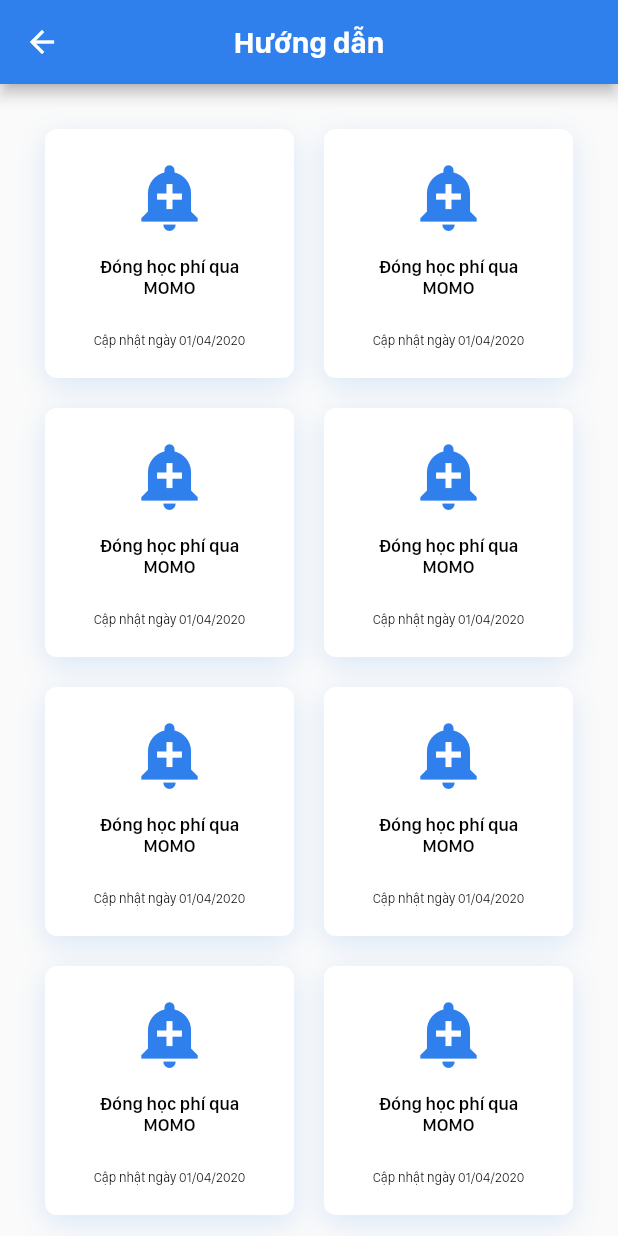
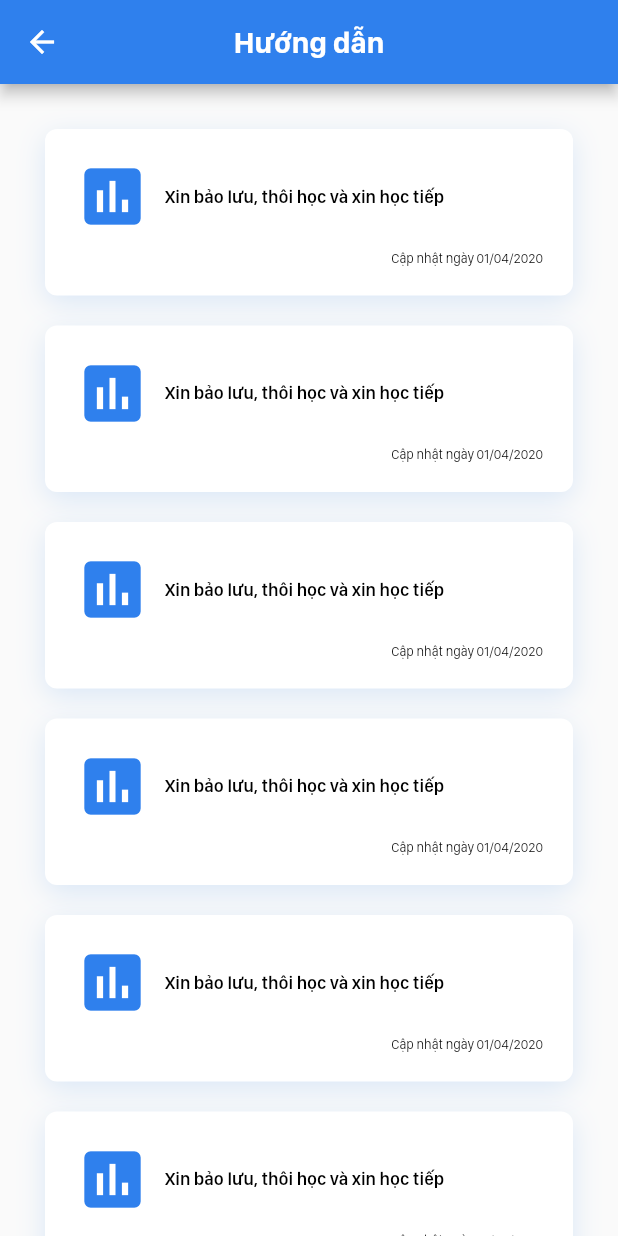
Before and after one commit to baoloc008/ckcstudent, a Flutter app: the GuidePage screen opened directly, on a phone screen of 412 x 824 dp. Run offline on Flutter 3.47's test engine with Material 2 defaults, Android fonts, the phone set to English and light mode, and no system bars; our stand-ins replace cached_network_image, carousel_slider, cloud_firestore, firebase_crashlytics, photo_view, transparent_image; missing offline and left inert: flutter_webview_plugin; accounts and stored records are empty.

Commit message:
update guide item UI

```diff
--- a/lib/guide_page/widgets/guide_list/guide_item.dart
+++ b/lib/guide_page/widgets/guide_list/guide_item.dart
@@ -1,7 +1,7 @@
 import 'package:ckcstudent/widgets/general/box_shadow.dart';
 import 'package:flutter/material.dart';
 
-class GuideItem extends StatelessWidget {
+class GuideItem2 extends StatelessWidget {
   @override
   Widget build(BuildContext context) {
     return Container(
@@ -47,3 +47,57 @@ class GuideItem extends StatelessWidget {
     );
   }
 }
+
+class GuideItem extends StatelessWidget {
+  @override
+  Widget build(BuildContext context) {
+    return Container(
+      padding: EdgeInsets.all(20),
+      decoration: BoxDecoration(
+        color: Colors.white,
+        boxShadow: [BlueBoxShadow],
+        borderRadius: BorderRadius.all(Radius.circular(8)),
+      ),
+      child: Column(
+        crossAxisAlignment: CrossAxisAlignment.end,
+        children: <Widget>[
+          Row(
+            children: <Widget>[
+              Icon(
+                Icons.assessment,
+                color: Theme.of(context).primaryColor,
+                size: 50,
+              ),
+              SizedBox(
+                width: 10,
+              ),
+              Flexible(
+                child: Text(
+                  'Xin bảo lưu, thôi học và xin học tiếp',
+                  textAlign: TextAlign.justify,
+                  style: TextStyle(
+                    color: Colors.black,
+                    fontFamily: 'SFCompactDisplay-Semibold',
+                    fontSize: 12,
+                  ),
+                ),
+              ),
+            ],
+          ),
+          SizedBox(
+            height: 10,
+          ),
+          Text(
+            'Cập nhật ngày 01/04/2020',
+            textAlign: TextAlign.center,
+            style: TextStyle(
+              color: Colors.black,
+              fontFamily: 'SFCompactDisplay-Regular',
+              fontSize: 9,
+            ),
+          )
+        ],
+      ),
+    );
+  }
+}
--- a/lib/guide_page/widgets/guide_list/guide_list.dart
+++ b/lib/guide_page/widgets/guide_list/guide_list.dart
@@ -5,14 +5,13 @@ import 'guide_item.dart';
 class GuideList extends StatelessWidget {
   @override
   Widget build(BuildContext context) {
-    return GridView.count(
+    return ListView.separated(
       padding: EdgeInsets.all(30),
-      crossAxisCount: 2,
-      mainAxisSpacing: 20,
-      crossAxisSpacing: 20,
-      children: List.generate(30, (index) {
-        return GuideItem();
-      }),
+      itemCount: 30,
+      itemBuilder: (context, index) => GuideItem(),
+      separatorBuilder: (BuildContext context, int index) => SizedBox(
+        height: 20,
+      ),
     );
   }
 }
```
